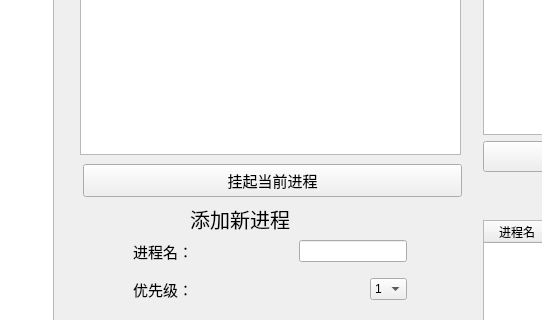
Above: Window.ui from Misaka-9982/cpuProgressControlSimulation before the change; both pictures show x 297 to 839 and y 176 to 496 of the 1134 by 854 pixel window. Below: the same form after it.
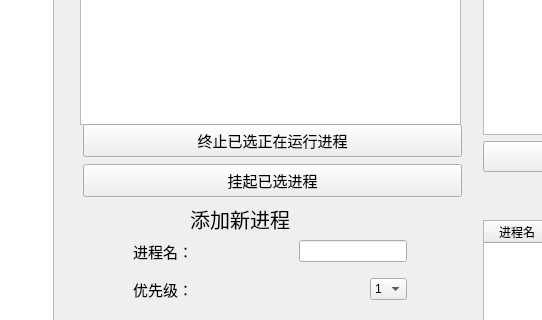
That is the form after the change.

Commit message: 完善基础功能，重置和终止进程存在bug

```diff
--- a/Window.ui
+++ b/Window.ui
@@ -439,7 +439,7 @@
       <x>377</x>
       <y>50</y>
       <width>381</width>
-      <height>281</height>
+      <height>251</height>
      </rect>
     </property>
     <layout class="QVBoxLayout" name="verticalLayout_2">
@@ -790,7 +790,26 @@
      </font>
     </property>
     <property name="text">
-     <string>挂起当前进程</string>
+     <string>挂起已选进程</string>
+    </property>
+   </widget>
+   <widget class="QPushButton" name="DeleteRunningProcess">
+    <property name="geometry">
+     <rect>
+      <x>380</x>
+      <y>300</y>
+      <width>379</width>
+      <height>33</height>
+     </rect>
+    </property>
+    <property name="font">
+     <font>
+      <family>微软雅黑</family>
+      <pointsize>11</pointsize>
+     </font>
+    </property>
+    <property name="text">
+     <string>终止已选正在运行进程</string>
     </property>
    </widget>
   </widget>
```
Left out of the diff: 2 changed lines with no effect on the pictures. The commit also changes 3 other files.
